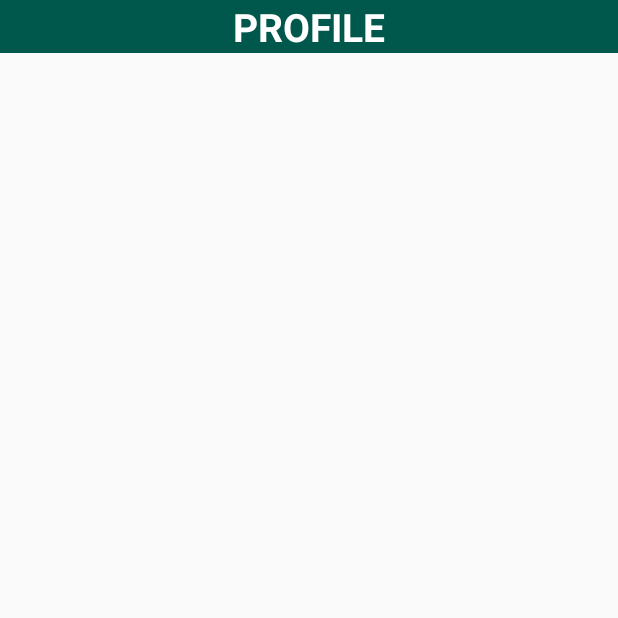
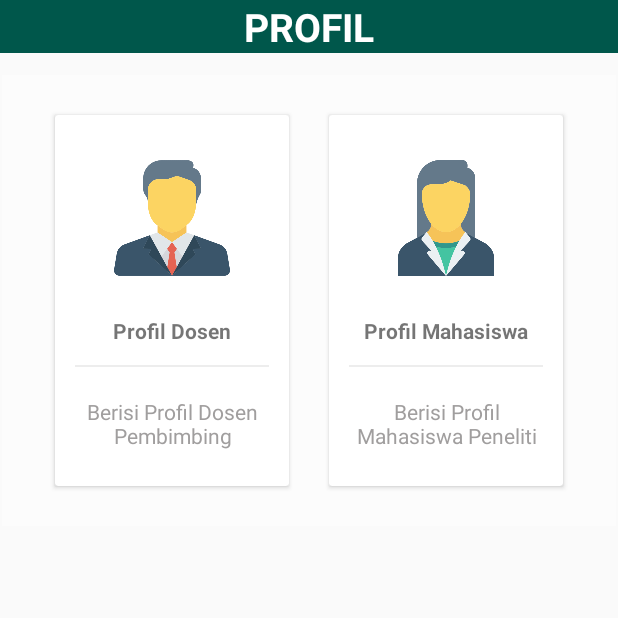
Before and after one commit to adnanreza21/Palindrome, an Android app: the ProfileActivity screen opened directly, with no data from a screen before it, on a phone screen of 412 x 824 dp, the top half of it. Run offline under Robolectric (Android 15) with nearby library versions, the phone set to English and light mode, and no system bars; our stand-ins replace sdp/ssp sizes.

Commit message:
projek spermato

```diff
--- a/Spermatophyta/app/src/main/java/com/amazing/spermatophyta/ProfileActivity.java
+++ b/Spermatophyta/app/src/main/java/com/amazing/spermatophyta/ProfileActivity.java
@@ -1,14 +1,39 @@
 package com.amazing.spermatophyta;
 
 import androidx.appcompat.app.AppCompatActivity;
+import androidx.cardview.widget.CardView;
 
+import android.content.Intent;
 import android.os.Bundle;
+import android.view.View;
 
-public class ProfileActivity extends AppCompatActivity {
+import com.amazing.spermatophyta.materi.MlimaActivity;
+import com.amazing.spermatophyta.silabus.ProfileDsnActivity;
+import com.amazing.spermatophyta.silabus.ProfileMhsActivity;
 
+public class ProfileActivity extends AppCompatActivity implements View.OnClickListener{
+
+    private CardView Card1,Card2;
     @Override
     protected void onCreate(Bundle savedInstanceState) {
         super.onCreate(savedInstanceState);
         setContentView(R.layout.activity_profile);
+        Card1 = (CardView) findViewById(R.id.card1);
+        Card2 = (CardView) findViewById(R.id.card2);
+
+        Card1.setOnClickListener(this);
+        Card2.setOnClickListener(this);
+
+    }
+
+    @Override
+    public void onClick(View v) {
+        Intent i ;
+
+        switch (v.getId()){
+            case R.id.card1 : i = new Intent(this, ProfileDsnActivity.class);startActivity(i);break;
+            case R.id.card2 : i = new Intent(this, ProfileMhsActivity.class);startActivity(i);break;
+            default:break;
+        }
     }
 }
--- a/Spermatophyta/app/src/main/res/layout/activity_main.xml
+++ b/Spermatophyta/app/src/main/res/layout/activity_main.xml
@@ -249,7 +249,7 @@
                             android:layout_width="@dimen/_80sdp"
                             android:layout_height="@dimen/_80sdp"
                             android:padding="@dimen/_10sdp"
-                            android:src="@drawable/muslim" />
+                            android:src="@drawable/businesswoman" />
 
                         <TextView
                             android:layout_width="wrap_content"
--- a/Spermatophyta/app/src/main/res/layout/activity_profile.xml
+++ b/Spermatophyta/app/src/main/res/layout/activity_profile.xml
@@ -5,6 +5,7 @@
     android:layout_width="match_parent"
     android:layout_height="match_parent"
     tools:context=".ProfileActivity">
+
     <RelativeLayout
         android:layout_width="match_parent"
         android:layout_height="match_parent">
@@ -16,11 +17,114 @@
             android:layout_alignParentTop="true"
             android:layout_marginBottom="@dimen/_10sdp"
             android:background="@color/colorPrimaryDark"
-        android:text="PROFILE"
+            android:text="PROFIL"
             android:textAlignment="center"
             android:textColor="@color/white"
             android:textSize="@dimen/_20sdp"
             android:textStyle="bold" />
+
+        <LinearLayout
+            android:layout_width="match_parent"
+            android:layout_height="wrap_content"
+            android:layout_below="@+id/txt22"
+            android:layout_margin="@dimen/_1sdp"
+            android:background="@color/background"
+            android:orientation="vertical"
+            android:padding="@dimen/_10sdp">
+
+            <LinearLayout
+                android:layout_width="match_parent"
+                android:layout_height="wrap_content"
+                android:clipToPadding="false"
+                android:gravity="center"
+                android:orientation="horizontal">
+
+                <androidx.cardview.widget.CardView
+                    android:id="@+id/card1"
+                    android:layout_width="@dimen/_120sdp"
+                    android:layout_height="@dimen/_190sdp"
+                    android:layout_margin="@dimen/_10sdp"
+                    android:clickable="true"
+                    android:foreground="?android:attr/selectableItemBackground">
+
+                    <LinearLayout
+                        android:layout_width="match_parent"
+                        android:layout_height="match_parent"
+                        android:gravity="center"
+                        android:orientation="vertical">
+
+                        <ImageView
+                            android:layout_width="@dimen/_80sdp"
+                            android:layout_height="@dimen/_80sdp"
+                            android:padding="@dimen/_10sdp"
+                            android:src="@drawable/manager" />
+
+                        <TextView
+                            android:layout_width="wrap_content"
+                            android:layout_height="wrap_content"
+                            android:layout_marginTop="@dimen/_10sdp"
+                            android:text="Profil Dosen"
+                            android:textStyle="bold" />
+
+                        <View
+                            android:layout_width="match_parent"
+                            android:layout_height="@dimen/_1sdp"
+                            android:layout_margin="@dimen/_10sdp"
+                            android:background="@color/lightgray" />
+
+                        <TextView
+                            android:layout_width="wrap_content"
+                            android:layout_height="wrap_content"
+                            android:gravity="center"
+                            android:padding="@dimen/_5sdp"
+                            android:text="Berisi Profil Dosen Pembimbing"
+                            android:textColor="@color/darkgrey" />
+                    </LinearLayout>
+                </androidx.cardview.widget.CardView>
+
+                <androidx.cardview.widget.CardView
+                    android:id="@+id/card2"
+                    android:layout_width="@dimen/_120sdp"
+                    android:layout_height="@dimen/_190sdp"
+                    android:layout_margin="@dimen/_10sdp"
+                    android:clickable="true"
+                    android:foreground="?android:attr/selectableItemBackground">
+
+                    <LinearLayout
+                        android:layout_width="match_parent"
+                        android:layout_height="match_parent"
+                        android:gravity="center"
+                        android:orientation="vertical">
+
+                        <ImageView
+                            android:layout_width="@dimen/_80sdp"
+                            android:layout_height="@dimen/_80sdp"
+                            android:padding="@dimen/_10sdp"
+                            android:src="@drawable/businesswoman" />
+
+                        <TextView
+                            android:layout_width="wrap_content"
+                            android:layout_height="wrap_content"
+                            android:layout_marginTop="@dimen/_10sdp"
+                            android:text="Profil Mahasiswa"
+                            android:textStyle="bold" />
+
+                        <View
+                            android:layout_width="match_parent"
+                            android:layout_height="@dimen/_1sdp"
+                            android:layout_margin="@dimen/_10sdp"
+                            android:background="@color/lightgray" />
+
+                        <TextView
+                            android:layout_width="wrap_content"
+                            android:layout_height="wrap_content"
+                            android:gravity="center"
+                            android:padding="@dimen/_5sdp"
+                            android:text="Berisi Profil Mahasiswa Peneliti"
+                            android:textColor="@color/darkgrey" />
+                    </LinearLayout>
+                </androidx.cardview.widget.CardView>
+            </LinearLayout>
+        </LinearLayout>
     </RelativeLayout>
-
 </ScrollView>
```
Lines whose indentation alone changed are shown as unchanged.
